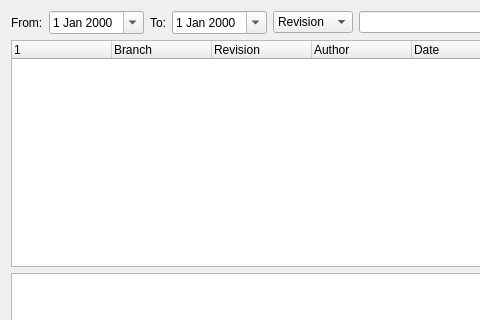
Old version of the form Plugins/VcsPlugins/vcsMercurial/HgLogBrowserDialog.ui in the repository testmana2/test; both pictures show x 0 to 480 and y 0 to 320 of the 800 by 800 pixel window.
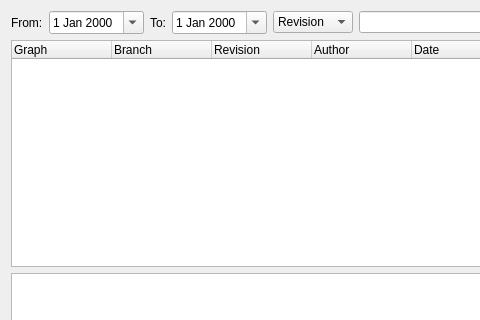
New version of the form.

The edit to the form file:
```diff
--- a/Plugins/VcsPlugins/vcsMercurial/HgLogBrowserDialog.ui
+++ b/Plugins/VcsPlugins/vcsMercurial/HgLogBrowserDialog.ui
@@ -113,7 +113,7 @@
      </property>
      <column>
       <property name="text">
-       <string/>
+       <string>Graph</string>
       </property>
      </column>
      <column>
```
